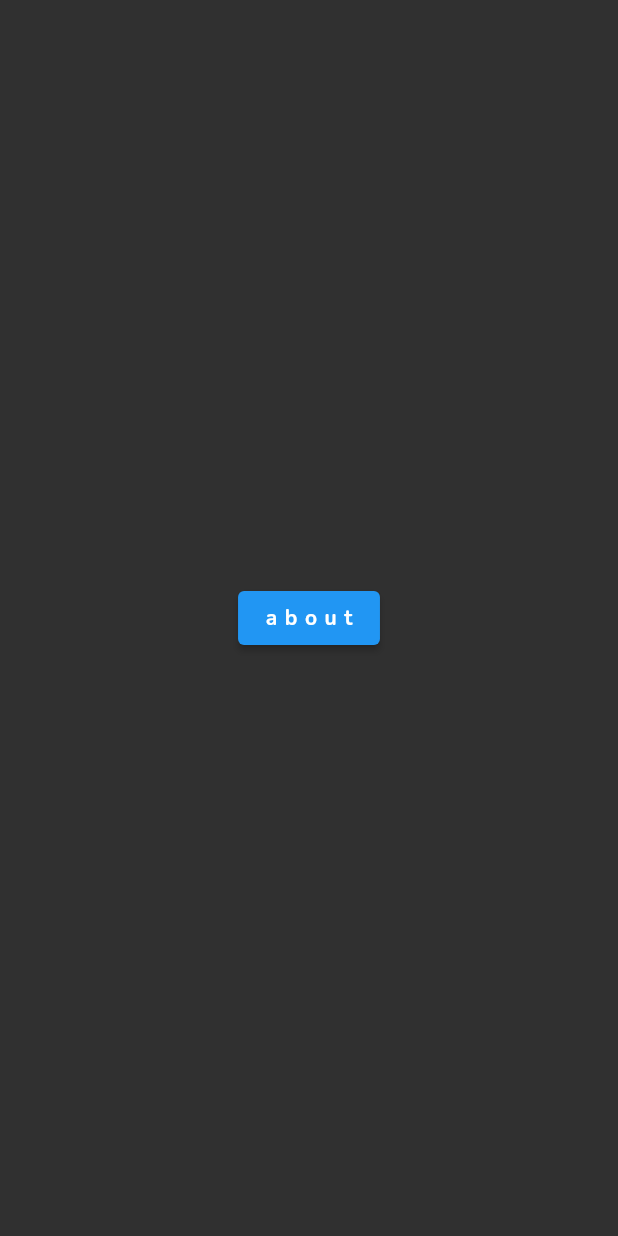
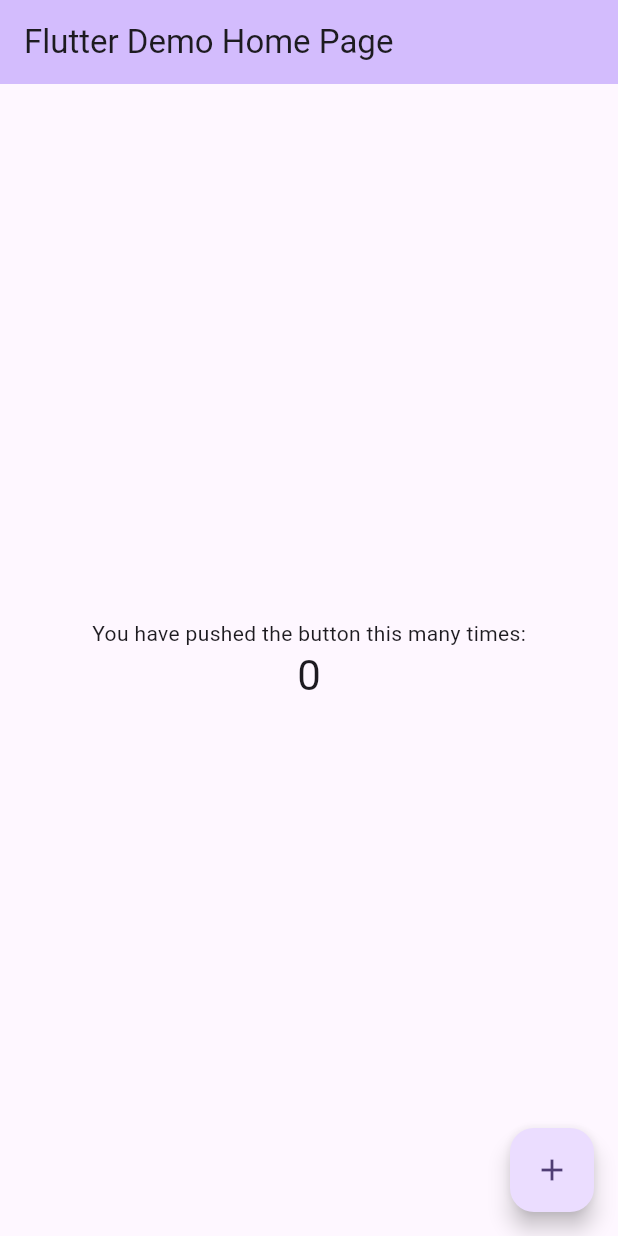
Before and after one commit to SafaK74/com.safa-agency.quizapp, a Flutter app: the screen it shows after launch, on a phone screen of 412 x 824 dp. Run offline on Flutter 3.47's test engine with Material 2 defaults, Android fonts, the phone set to English and light mode, and no system bars.

Commit message:
Revert "pull feature into master"

```diff
--- /dev/null
+++ b/quizapp/analysis_options.yaml
@@ -0,0 +1,29 @@
+# This file configures the analyzer, which statically analyzes Dart code to
+# check for errors, warnings, and lints.
+#
+# The issues identified by the analyzer are surfaced in the UI of Dart-enabled
+# IDEs (https://dart.dev/tools#ides-and-editors). The analyzer can also be
+# invoked from the command line by running `flutter analyze`.
+
+# The following line activates a set of recommended lints for Flutter apps,
+# packages, and plugins designed to encourage good coding practices.
+include: package:flutter_lints/flutter.yaml
+
+linter:
+  # The lint rules applied to this project can be customized in the
+  # section below to disable rules from the `package:flutter_lints/flutter.yaml`
+  # included above or to enable additional rules. A list of all available lints
+  # and their documentation is published at
+  # https://dart-lang.github.io/linter/lints/index.html.
+  #
+  # Instead of disabling a lint rule for the entire project in the
+  # section below, it can also be suppressed for a single line of code
+  # or a specific dart file by using the `// ignore: name_of_lint` and
+  # `// ignore_for_file: name_of_lint` syntax on the line or in the file
+  # producing the lint.
+  rules:
+    # avoid_print: false  # Uncomment to disable the `avoid_print` rule
+    # prefer_single_quotes: true  # Uncomment to enable the `prefer_single_quotes` rule
+
+# Additional information about this file can be found at
+# https://dart.dev/guides/language/analysis-options
--- a/quizapp/lib/about/about.dart
+++ /dev/null
@@ -1,17 +0,0 @@
-import 'package:flutter/material.dart';
-
-class About extends StatelessWidget {
-  const About({super.key});
-
-  @override
-  Widget build(BuildContext context) {
-    return Scaffold(
-      appBar: AppBar(
-        title: const Text('About'),
-      ),
-      body: const Center(
-        child: Text('About'),
-      ),
-    );
-  }
-}
--- a/quizapp/lib/home/home.dart
+++ /dev/null
@@ -1,20 +0,0 @@
-import 'package:flutter/material.dart';
-
-class Home extends StatelessWidget {
-  const Home({super.key});
-
-  @override
-  Widget build(BuildContext context) {
-    return Scaffold(
-      body: Center(
-        child: ElevatedButton(
-          child: Text(
-            'about',
-            style: Theme.of(context).textTheme.labelLarge,
-          ),
-          onPressed: () => Navigator.pushNamed(context, '/topics'),
-        ),
-      ),
-    );
-  }
-}
--- a/quizapp/lib/main.dart
+++ b/quizapp/lib/main.dart
@@ -1,54 +1,125 @@
 import 'package:flutter/material.dart';
 
-// Import the firebase_core plugin
-import 'package:firebase_core/firebase_core.dart';
-import 'package:quizapp/routes.dart';
-import 'package:quizapp/theme.dart';
-
 void main() {
-  WidgetsFlutterBinding.ensureInitialized();
-  runApp(App());
+  runApp(const MyApp());
 }
 
-/// We are using a StatefulWidget such that we only create the [Future] once,
-/// no matter how many times our widget rebuild.
-/// If we used a [StatelessWidget], in the event where [App] is rebuilt, that
-/// would re-initialize FlutterFire and make our application re-enter loading state,
-/// which is undesired.
-class App extends StatefulWidget {
-  const App({super.key});
+class MyApp extends StatelessWidget {
+  const MyApp({super.key});
+
+  // This widget is the root of your application.
+  @override
+  Widget build(BuildContext context) {
+    return MaterialApp(
+      title: 'Flutter Demo',
+      theme: ThemeData(
+        // This is the theme of your application.
+        //
+        // TRY THIS: Try running your application with "flutter run". You'll see
+        // the application has a blue toolbar. Then, without quitting the app,
+        // try changing the seedColor in the colorScheme below to Colors.green
+        // and then invoke "hot reload" (save your changes or press the "hot
+        // reload" button in a Flutter-supported IDE, or press "r" if you used
+        // the command line to start the app).
+        //
+        // Notice that the counter didn't reset back to zero; the application
+        // state is not lost during the reload. To reset the state, use hot
+        // restart instead.
+        //
+        // This works for code too, not just values: Most code changes can be
+        // tested with just a hot reload.
+        colorScheme: ColorScheme.fromSeed(seedColor: Colors.deepPurple),
+        useMaterial3: true,
+      ),
+      home: const MyHomePage(title: 'Flutter Demo Home Page'),
+    );
+  }
+}
+
+class MyHomePage extends StatefulWidget {
+  const MyHomePage({super.key, required this.title});
+
+  // This widget is the home page of your application. It is stateful, meaning
+  // that it has a State object (defined below) that contains fields that affect
+  // how it looks.
+
+  // This class is the configuration for the state. It holds the values (in this
+  // case the title) provided by the parent (in this case the App widget) and
+  // used by the build method of the State. Fields in a Widget subclass are
+  // always marked "final".
+
+  final String title;
 
   @override
-  State<App> createState() => _AppState();
+  State<MyHomePage> createState() => _MyHomePageState();
 }
 
-class _AppState extends State<App> {
-  /// The future is part of the state of our widget. We should not call `initializeApp`
-  /// directly inside [build].
-  final Future<FirebaseApp> _initialization = Firebase.initializeApp();
+class _MyHomePageState extends State<MyHomePage> {
+  int _counter = 0;
+
+  void _incrementCounter() {
+    setState(() {
+      // This call to setState tells the Flutter framework that something has
+      // changed in this State, which causes it to rerun the build method below
+      // so that the display can reflect the updated values. If we changed
+      // _counter without calling setState(), then the build method would not be
+      // called again, and so nothing would appear to happen.
+      _counter++;
+    });
+  }
 
   @override
   Widget build(BuildContext context) {
-    return FutureBuilder(
-      // Initialize FlutterFire:
-      future: _initialization,
-      builder: (context, snapshot) {
-        // Check for errors
-        if (snapshot.hasError) {
-          return Text('error');
-        }
-
-        // Once complete, show your application
-        if (snapshot.connectionState == ConnectionState.done) {
-          return MaterialApp(
-            routes: appRoutes,
-            theme: appTheme,
-          );
-        }
-
-        // Otherwise, show something whilst waiting for initialization to complete
-        return Text('loading');
-      },
+    // This method is rerun every time setState is called, for instance as done
+    // by the _incrementCounter method above.
+    //
+    // The Flutter framework has been optimized to make rerunning build methods
+    // fast, so that you can just rebuild anything that needs updating rather
+    // than having to individually change instances of widgets.
+    return Scaffold(
+      appBar: AppBar(
+        // TRY THIS: Try changing the color here to a specific color (to
+        // Colors.amber, perhaps?) and trigger a hot reload to see the AppBar
+        // change color while the other colors stay the same.
+        backgroundColor: Theme.of(context).colorScheme.inversePrimary,
+        // Here we take the value from the MyHomePage object that was created by
+        // the App.build method, and use it to set our appbar title.
+        title: Text(widget.title),
+      ),
+      body: Center(
+        // Center is a layout widget. It takes a single child and positions it
+        // in the middle of the parent.
+        child: Column(
+          // Column is also a layout widget. It takes a list of children and
+          // arranges them vertically. By default, it sizes itself to fit its
+          // children horizontally, and tries to be as tall as its parent.
+          //
+          // Column has various properties to control how it sizes itself and
+          // how it positions its children. Here we use mainAxisAlignment to
+          // center the children vertically; the main axis here is the vertical
+          // axis because Columns are vertical (the cross axis would be
+          // horizontal).
+          //
+          // TRY THIS: Invoke "debug painting" (choose the "Toggle Debug Paint"
+          // action in the IDE, or press "p" in the console), to see the
+          // wireframe for each widget.
+          mainAxisAlignment: MainAxisAlignment.center,
+          children: <Widget>[
+            const Text(
+              'You have pushed the button this many times:',
+            ),
+            Text(
+              '$_counter',
+              style: Theme.of(context).textTheme.headlineMedium,
+            ),
+          ],
+        ),
+      ),
+      floatingActionButton: FloatingActionButton(
+        onPressed: _incrementCounter,
+        tooltip: 'Increment',
+        child: const Icon(Icons.add),
+      ), // This trailing comma makes auto-formatting nicer for build methods.
     );
   }
 }
--- a/quizapp/lib/routes.dart
+++ /dev/null
@@ -1,13 +0,0 @@
-import 'package:quizapp/about/about.dart';
-import 'package:quizapp/home/home.dart';
-import 'package:quizapp/login/login.dart';
-import 'package:quizapp/profile/profile.dart';
-import 'package:quizapp/topics/topics.dart';
-
-var appRoutes = {
-  '/': (context) => const Home(),
-  '/about': (context) => const About(),
-  '/login': (context) => const Login(),
-  '/profile': (context) => const Profile(),
-  '/topics': (context) => const Topics(),
-};
--- a/quizapp/lib/theme.dart
+++ /dev/null
@@ -1,21 +0,0 @@
-import 'package:flutter/material.dart';
-import 'package:google_fonts/google_fonts.dart';
-
-var appTheme = ThemeData(
-  fontFamily: GoogleFonts.nunito().fontFamily,
-  brightness: Brightness.dark,
-  textTheme: const TextTheme(
-    bodyLarge: TextStyle(fontSize: 18),
-    bodyMedium: TextStyle(fontSize: 16),
-    labelLarge: TextStyle(
-      letterSpacing: 5,
-      fontWeight: FontWeight.bold,
-    ),
-    displayLarge: TextStyle(
-      fontWeight: FontWeight.bold,
-    ),
-    titleMedium: TextStyle(
-      color: Colors.grey,
-    ),
-  ),
-);
```
Also changed, not shown: quizapp/lib/login/login.dart (deleted, +0 -10 lines), quizapp/lib/profile/profile.dart (deleted, +0 -15 lines), quizapp/lib/quiz/quiz.dart (deleted, +0 -10 lines), quizapp/lib/shared/bottom_nav.dart (deleted, +0 -39 lines), quizapp/lib/topics/topics.dart (deleted, +0 -13 lines), quizapp/pubspec.yaml (+67 -20 lines), quizapp/pubspec.lock, 14 other files.
